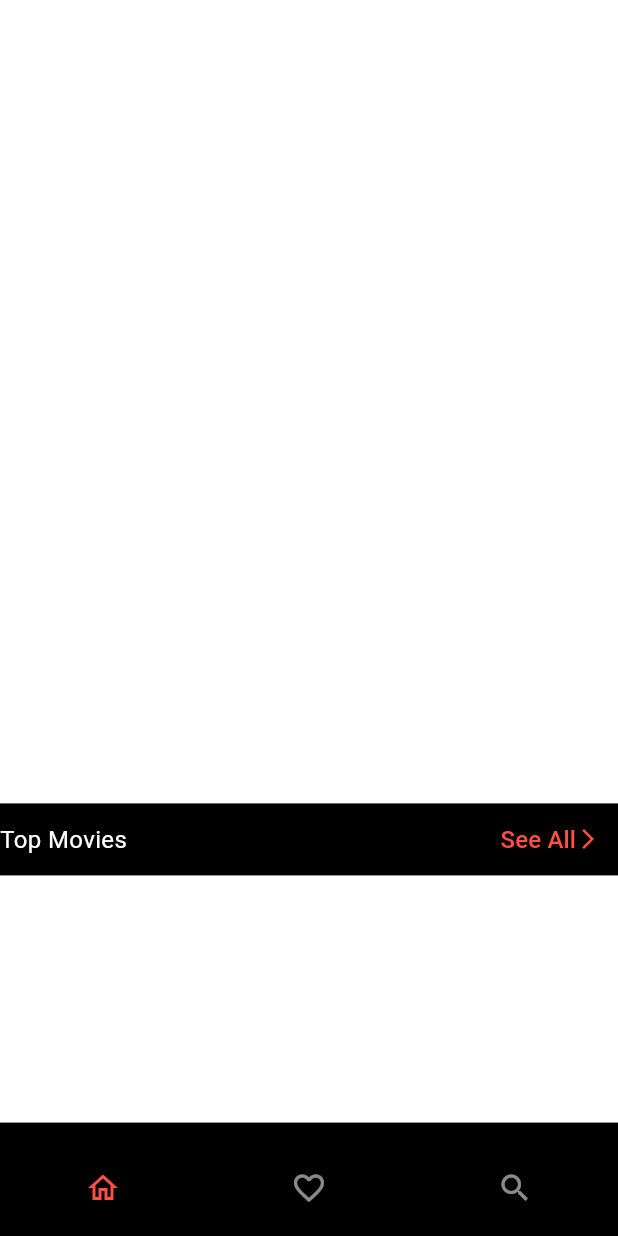
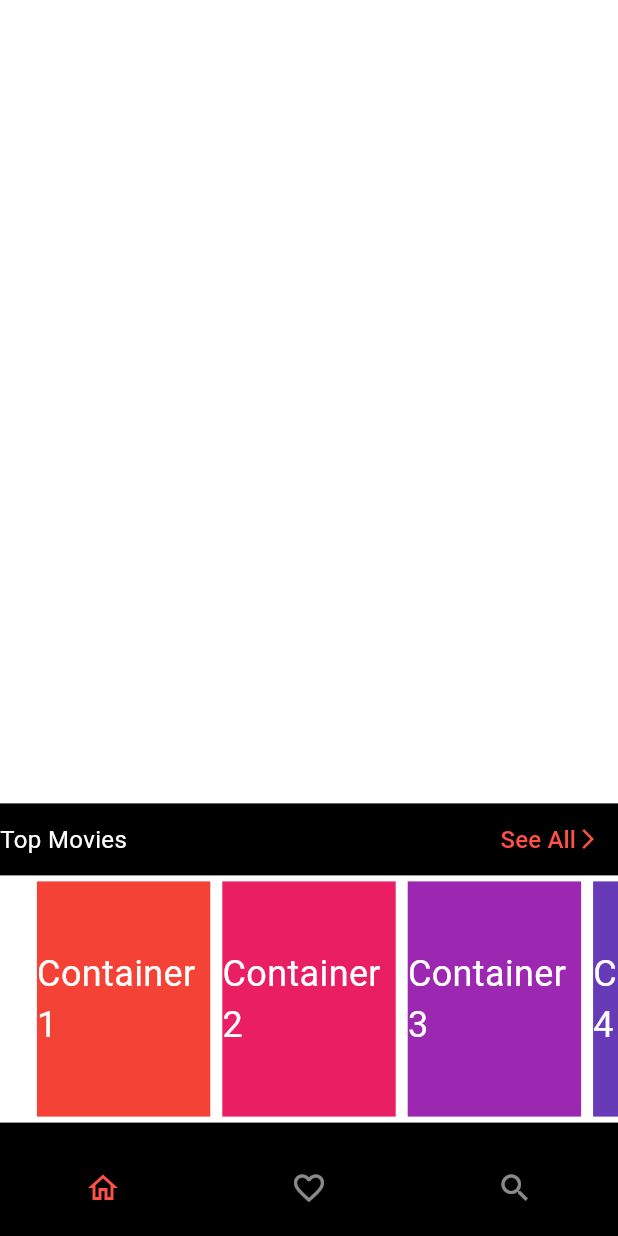
Before and after one commit to mustafatmaca/moviki, a Flutter app: the HomeScreen screen opened directly, on a phone screen of 412 x 824 dp. Run offline on Flutter 3.47's test engine with Material 3 defaults, Android fonts, the phone set to English and light mode, and no system bars; our stand-ins replace bloc, dio, equatable, flutter_bloc, get_it, retrofit; generated files the repository leaves out were written again; network calls fail.

Commit message:
slider template added

```diff
--- a/lib/features/movie/presentation/pages/home_screen.dart
+++ b/lib/features/movie/presentation/pages/home_screen.dart
@@ -3,6 +3,7 @@ import 'package:flutter_bloc/flutter_bloc.dart';
 import 'package:moviki/features/movie/presentation/bloc/bottom_navigation/bottom_navigation_bloc.dart';
 import 'package:moviki/features/movie/presentation/bloc/bottom_navigation/bottom_navigation_event.dart';
 import 'package:moviki/features/movie/presentation/bloc/bottom_navigation/bottom_navigation_state.dart';
+import 'package:moviki/features/movie/presentation/widgets/custom_slider.dart';
 
 class HomeScreen extends StatelessWidget {
   const HomeScreen({Key? key}) : super(key: key);
@@ -70,6 +71,7 @@ class HomeScreen extends StatelessWidget {
                 height: MediaQuery.of(context).size.height * 0.2,
                 width: MediaQuery.of(context).size.width,
                 color: Colors.white,
+                child: CustomSlider(),
               ),
               Row(
                 mainAxisAlignment: MainAxisAlignment.spaceBetween,
--- /dev/null
+++ b/lib/features/movie/presentation/widgets/custom_slider.dart
@@ -0,0 +1,39 @@
+import 'package:flutter/material.dart';
+
+class CustomSlider extends StatelessWidget {
+  final PageController _pageController = PageController(viewportFraction: 0.9);
+
+  final List tempList = List.generate(20, (index) {
+    return Expanded(
+      child: Container(
+        height: 200,
+        margin: const EdgeInsets.all(4.0),
+        color: Colors.primaries[index % Colors.primaries.length],
+        child: Center(
+          child: Text(
+            'Container ${index + 1}',
+            style: const TextStyle(color: Colors.white, fontSize: 24),
+          ),
+        ),
+      ),
+    );
+  });
+
+  CustomSlider({super.key});
+
+  @override
+  Widget build(BuildContext context) {
+    return PageView.builder(
+      controller: _pageController,
+      itemBuilder: (context, pageIndex) {
+        return Row(children: [
+          tempList[pageIndex * 3],
+          tempList[pageIndex * 3 + 1],
+          tempList[pageIndex * 3 + 2],
+        ]);
+      },
+      itemCount:
+          tempList.length ~/ 3, // Adjust this to the total number of pages
+    );
+  }
+}
```
